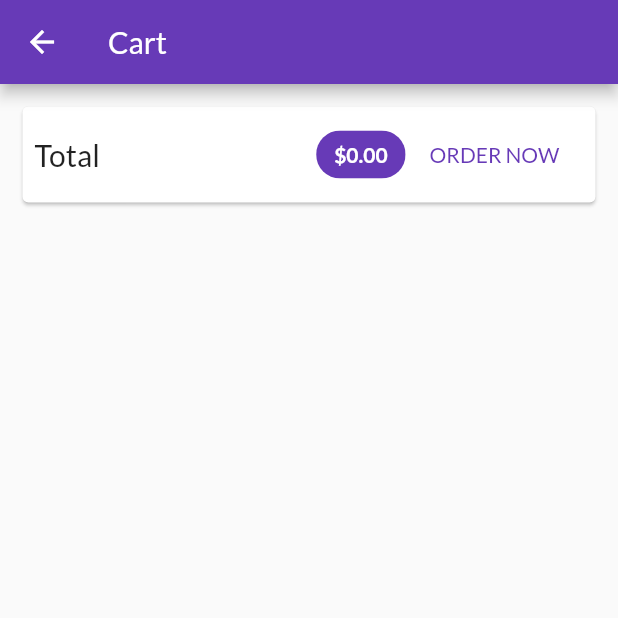
After one commit to ellipe/Shop, a Flutter app: the ShoppingCart screen opened by its route, on a phone screen of 412 x 824 dp, the top half of it. The commit adds this screen. Run offline on Flutter 3.47's test engine with Material 2 defaults, Android fonts, the phone set to English and light mode, and no system bars; network calls fail.

Commit message:
9. Added ShoppingCart view.

```diff
--- a/lib/main.dart
+++ b/lib/main.dart
@@ -4,6 +4,7 @@ import 'package:provider/provider.dart';
 // views
 import './views/product_overview.dart';
 import './views/product_detail.dart';
+import './views/shopping_cart.dart';
 
 // providers
 import 'providers/products.dart';
@@ -33,6 +34,7 @@ class ShopApp extends StatelessWidget {
           home: ProductOverview(),
           routes: {
             ProductDetail.routeName: (ctx) => ProductDetail(),
+            ShoppingCart.routeName: (ctx) => ShoppingCart(),
           },
         ),
     );
--- a/lib/providers/cart.dart
+++ b/lib/providers/cart.dart
@@ -22,6 +22,14 @@ class Cart with ChangeNotifier {
 
   int get itemCount {
     return _items.length;
+  }
+
+  double get totalAmount {
+    var total = 0.0;
+    _items.forEach((key, item) {
+      total += item.price * item.quantity;
+    });
+    return total;
   }
 
   void addItem(String productId, double price, String title) {
--- a/lib/views/product_detail.dart
+++ b/lib/views/product_detail.dart
@@ -3,10 +3,6 @@ import 'package:flutter/material.dart';
 import 'package:provider/provider.dart';
 
 class ProductDetail extends StatelessWidget {
-  // final String title;
-  // final double price;
-
-  // ProductDetail(this.title, this.price);
   static const routeName = '/product-detail';
 
   @override
--- /dev/null
+++ b/lib/views/shopping_cart.dart
@@ -0,0 +1,71 @@
+import 'package:flutter/material.dart';
+import 'package:provider/provider.dart';
+
+// providers
+import '../providers/cart.dart' show Cart;
+
+// widgets
+import '../widgets/cart_item.dart';
+
+class ShoppingCart extends StatelessWidget {
+  static const routeName = '/shopping_cart';
+
+  @override
+  Widget build(BuildContext context) {
+    final cart = Provider.of<Cart>(context);
+    return Scaffold(
+      appBar: AppBar(
+        title: Text('Cart'),
+      ),
+      body: Column(children: [
+        Card(
+          margin: EdgeInsets.all(15),
+          child: Padding(
+            padding: EdgeInsets.all(8),
+            child: Row(
+              mainAxisAlignment: MainAxisAlignment.spaceBetween,
+              children: [
+                Text(
+                  'Total',
+                  style: TextStyle(fontSize: 20),
+                ),
+                SizedBox(
+                  width: 10,
+                ),
+                Spacer(),
+                Chip(
+                  label: Text(
+                    '\$${cart.totalAmount.toStringAsFixed(2)}',
+                    style: TextStyle(
+                      color: Theme.of(context).primaryTextTheme.headline6.color,
+                      fontWeight: FontWeight.bold,
+                    ),
+                  ),
+                  backgroundColor: Theme.of(context).primaryColor,
+                ),
+                FlatButton(
+                  onPressed: () {},
+                  child: Text(
+                    'ORDER NOW',
+                    style: TextStyle(color: Theme.of(context).primaryColor),
+                  ),
+                ),
+              ],
+            ),
+          ),
+        ),
+        SizedBox(height: 10),
+        Expanded(
+          child: ListView.builder(
+            itemBuilder: (ctx, idx) => CartItem(
+                id: cart.items.values.toList()[idx].id,
+                title: cart.items.values.toList()[idx].title,
+                quantity: cart.items.values.toList()[idx].quantity,
+                price: cart.items.values.toList()[idx].price),
+            itemCount: cart.itemCount,
+          ),
+        ),
+      ]),
+    );
+  }
+}
```
Also changed, not shown: lib/views/product_overview.dart (+6 -1 lines), lib/widgets/cart_item.dart (added, +34 -0 lines).
